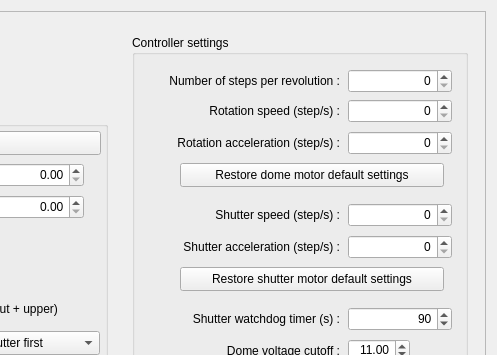
Qt form RTI-Dome.ui (rpineau/RTI-Dome) before a commit; both pictures show x 215 to 712 and y 0 to 355 of the 712 by 680 pixel window.
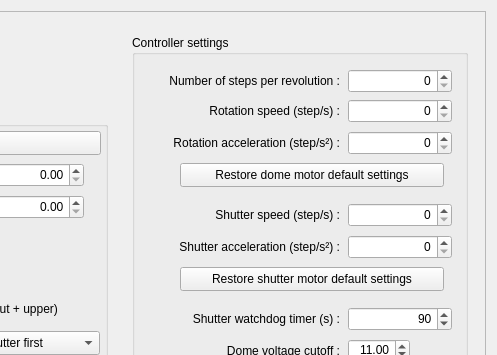
The same form after that commit. Icons and pictures are not drawn. Custom widgets are drawn as their Qt base class.

```diff
--- a/RTI-Dome.ui
+++ b/RTI-Dome.ui
@@ -364,7 +364,7 @@
         </rect>
        </property>
        <property name="text">
-        <string>Rotation acceleration (step/s) :</string>
+        <string>Rotation acceleration (step/s²) :</string>
        </property>
        <property name="alignment">
         <set>Qt::AlignRight|Qt::AlignTrailing|Qt::AlignVCenter</set>
@@ -428,7 +428,7 @@
         </rect>
        </property>
        <property name="text">
-        <string>Shutter acceleration (step/s) :</string>
+        <string>Shutter acceleration (step/s²) :</string>
        </property>
        <property name="alignment">
         <set>Qt::AlignRight|Qt::AlignTrailing|Qt::AlignVCenter</set>
```
